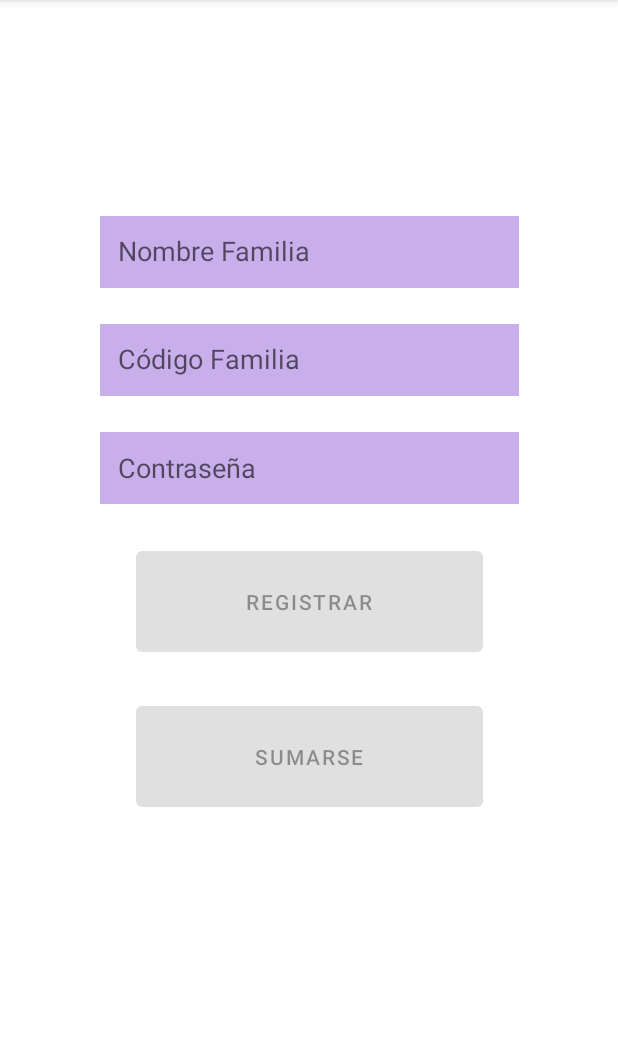
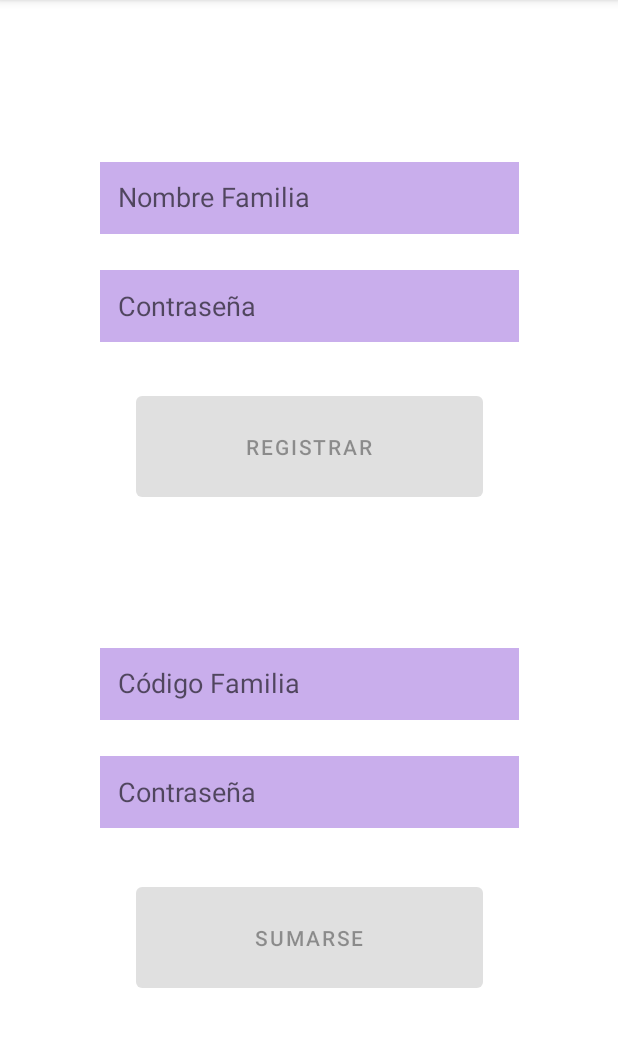
Before and after one commit to ProyectoFinalGrupo2/ListApp, an Android app: the FamiliaFragment screen opened through its navigation route, on a phone screen of 412 x 824 dp, the part 84-1131 px from its top. Run offline under Robolectric (Android 15) with nearby library versions, the phone set to English and light mode, and no system bars; our stand-ins replace Firebase (no records; nobody signed in at launch, a user with empty details on screens opened directly); Roboto replaces fonts that are not available here.

Commit message:
Crear Familia con Codigo

```diff
--- a/app/src/main/java/com/ort/listapp/data/FamiliaRepository.kt
+++ b/app/src/main/java/com/ort/listapp/data/FamiliaRepository.kt
@@ -71,7 +71,6 @@ class FamiliaRepository {
             password = password,
         )
         familiassRef.document(id).set(familia).await()
-
     }
 
     suspend fun checkIdPassEnFamilia(idFamilia: String, passFamilia: String): Boolean {
--- a/app/src/main/java/com/ort/listapp/data/UsuarioRepository.kt
+++ b/app/src/main/java/com/ort/listapp/data/UsuarioRepository.kt
@@ -1,5 +1,6 @@
 package com.ort.listapp.data
 
+import com.google.firebase.firestore.DocumentSnapshot
 import com.google.firebase.firestore.ktx.firestore
 import com.google.firebase.firestore.ktx.toObject
 import com.google.firebase.ktx.Firebase
@@ -17,11 +18,11 @@ class UsuarioRepository {
     }
 
     suspend fun obtenerUsuario(uid: String): Usuario {
-        val documentSnapshot = usuariosRef.document(uid).get().await()
+        val documentSnapshot: DocumentSnapshot = usuariosRef.document(uid).get().await()
         if (documentSnapshot.exists()) {
             return documentSnapshot.toObject<Usuario>()!!
         } else {
-            throw Exception("Documento no encontrado")
+            throw Exception("Error en obtenerUsuario()")
         }
     }
 
--- a/app/src/main/java/com/ort/listapp/domain/model/Lista.kt
+++ b/app/src/main/java/com/ort/listapp/domain/model/Lista.kt
@@ -1,11 +1,11 @@
 package com.ort.listapp.domain.model
 
-import java.time.LocalDate
+import com.google.firebase.Timestamp
 
 data class Lista(
     val id: String? = null,
     val nombre: String? = null,
-    val fechaCreacion: LocalDate = LocalDate.now(),
+    val fechaCreacion: Timestamp? = Timestamp.now(),
     val tipoLista: TipoLista? = null,
     val productos: MutableList<ItemLista> = mutableListOf(),
 ) {
--- a/app/src/main/java/com/ort/listapp/ui/auth/FamiliaFragment.kt
+++ b/app/src/main/java/com/ort/listapp/ui/auth/FamiliaFragment.kt
@@ -9,7 +9,7 @@ import androidx.fragment.app.Fragment
 import androidx.fragment.app.activityViewModels
 import androidx.navigation.findNavController
 import com.ort.listapp.databinding.FragmentFamiliaBinding
-import com.ort.listapp.utils.HelperClass
+import com.ort.listapp.utils.HelperClass.showToast
 
 class FamiliaFragment : Fragment() {
 
@@ -32,36 +32,31 @@ class FamiliaFragment : Fragment() {
         super.onStart()
         val inputNombre = binding.inputNombre
         val inputCodigo = binding.inputCodigo
-        val inputPass = binding.inputPass
+        val inputRegPass = binding.inputRegPass
+        val inputAddPass = binding.inputAddPass
         val btnRegister = binding.btnRegister
         val btnAdd = binding.btnAdd
 
         btnRegister.setOnClickListener {
             authViewModel.registrarFamilia(
                 inputNombre.text.toString(),
-                inputCodigo.text.toString(),
-                inputPass.text.toString(),
+                inputRegPass.text.toString(),
             )
         }
 
         btnAdd.setOnClickListener {
             authViewModel.sumarseEnFamilia(
                 inputCodigo.text.toString(),
-                inputPass.text.toString(),
+                inputAddPass.text.toString(),
             )
         }
 
         authViewModel.authState.observe(this) {
             if (it.loggedConFamilia) goToMainActivity()
-            if (it.errorMessage.isNotBlank()) HelperClass.showToast(
+            if (it.errorMessage.isNotBlank()) showToast(
                 requireContext(),
                 it.errorMessage
             )
-            if (it.errorMessage.isNotBlank()) HelperClass.showToast(
-                requireContext(),
-                it.errorMessage
-            )
-
             btnRegister.isEnabled = it.isDataValid
             btnAdd.isEnabled = it.isDataValid
         }
@@ -69,14 +64,28 @@ class FamiliaFragment : Fragment() {
         inputNombre.doAfterTextChanged {
             authViewModel.familiaDataChanged(
                 inputNombre.text.toString(),
-                inputPass.text.toString()
+                inputRegPass.text.toString()
             )
         }
 
-        inputPass.doAfterTextChanged {
+        inputRegPass.doAfterTextChanged {
             authViewModel.familiaDataChanged(
                 inputNombre.text.toString(),
-                inputPass.text.toString()
+                inputRegPass.text.toString()
+            )
+        }
+
+        inputCodigo.doAfterTextChanged {
+            authViewModel.familiaDataChanged(
+                inputCodigo.text.toString(),
+                inputAddPass.text.toString()
+            )
+        }
+
+        inputAddPass.doAfterTextChanged {
+            authViewModel.familiaDataChanged(
+                inputCodigo.text.toString(),
+                inputAddPass.text.toString()
             )
         }
 
--- a/app/src/main/java/com/ort/listapp/utils/HelperClass.kt
+++ b/app/src/main/java/com/ort/listapp/utils/HelperClass.kt
@@ -13,4 +13,9 @@ internal object HelperClass {
     fun showToast(context: Context, message: String) {
         Toast.makeText(context, message, Toast.LENGTH_SHORT).show()
     }
+
+    fun getRandomCode(size: Int): String {
+        val charPool: List<Char> = ('a'..'z') + ('A'..'Z') + ('0'..'9')
+        return List(size) { charPool.random() }.joinToString("")
+    }
 }
--- a/app/src/main/res/layout/fragment_familia.xml
+++ b/app/src/main/res/layout/fragment_familia.xml
@@ -26,7 +26,37 @@
         app:layout_constraintEnd_toEndOf="parent"
         app:layout_constraintStart_toStartOf="parent"
         app:layout_constraintTop_toTopOf="parent"
-        app:layout_constraintVertical_bias="0.20" />
+        app:layout_constraintVertical_bias="0.15" />
+
+    <EditText
+        android:id="@+id/inputRegPass"
+        android:layout_width="279dp"
+        android:layout_height="48dp"
+        android:background="#C9AEEC"
+        android:ems="10"
+        android:hint="Contraseña"
+        android:inputType="textPersonName"
+        android:padding="12dp"
+        android:topLeftRadius="15dp"
+        android:topRightRadius="15dp"
+        app:circularflow_defaultRadius="21dp"
+        app:layout_constraintBottom_toBottomOf="parent"
+        app:layout_constraintEnd_toEndOf="parent"
+        app:layout_constraintStart_toStartOf="parent"
+        app:layout_constraintTop_toTopOf="parent"
+        app:layout_constraintVertical_bias="0.25" />
+
+    <Button
+        android:id="@+id/btnRegister"
+        android:layout_width="231dp"
+        android:layout_height="79dp"
+        android:enabled="false"
+        android:text="Registrar"
+        app:layout_constraintBottom_toBottomOf="parent"
+        app:layout_constraintEnd_toEndOf="parent"
+        app:layout_constraintStart_toStartOf="parent"
+        app:layout_constraintTop_toTopOf="parent"
+        app:layout_constraintVertical_bias="0.375" />
 
     <EditText
         android:id="@+id/inputCodigo"
@@ -47,10 +77,10 @@
         app:layout_constraintEnd_toEndOf="parent"
         app:layout_constraintStart_toStartOf="parent"
         app:layout_constraintTop_toTopOf="parent"
-        app:layout_constraintVertical_bias="0.30" />
+        app:layout_constraintVertical_bias="0.6" />
 
     <EditText
-        android:id="@+id/inputPass"
+        android:id="@+id/inputAddPass"
         android:layout_width="279dp"
         android:layout_height="48dp"
         android:background="#C9AEEC"
@@ -65,30 +95,19 @@
         app:layout_constraintEnd_toEndOf="parent"
         app:layout_constraintStart_toStartOf="parent"
         app:layout_constraintTop_toTopOf="parent"
-        app:layout_constraintVertical_bias="0.40" />
+        app:layout_constraintVertical_bias="0.7" />
 
-    <Button
-        android:id="@+id/btnRegister"
-        android:layout_width="231dp"
-        android:layout_height="79dp"
-        android:text="Registrar"
-        android:enabled="false"
-        app:layout_constraintBottom_toBottomOf="parent"
-        app:layout_constraintEnd_toEndOf="parent"
-        app:layout_constraintStart_toStartOf="parent"
-        app:layout_constraintTop_toTopOf="parent"
-        app:layout_constraintVertical_bias="0.525" />
 
     <Button
         android:id="@+id/btnAdd"
         android:layout_width="231dp"
         android:layout_height="79dp"
+        android:enabled="false"
         android:text="Sumarse"
-        android:enabled="false"
         app:layout_constraintBottom_toBottomOf="parent"
         app:layout_constraintEnd_toEndOf="parent"
         app:layout_constraintStart_toStartOf="parent"
         app:layout_constraintTop_toTopOf="parent"
-        app:layout_constraintVertical_bias="0.675" />
+        app:layout_constraintVertical_bias="0.85" />
 
 </androidx.constraintlayout.widget.ConstraintLayout>
```
Also changed, not shown: app/src/main/java/com/ort/listapp/ui/auth/AuthViewModel.kt (+26 -25 lines), app/src/main/java/com/ort/listapp/ui/auth/RegisterFragment.kt (+5 -3 lines).
